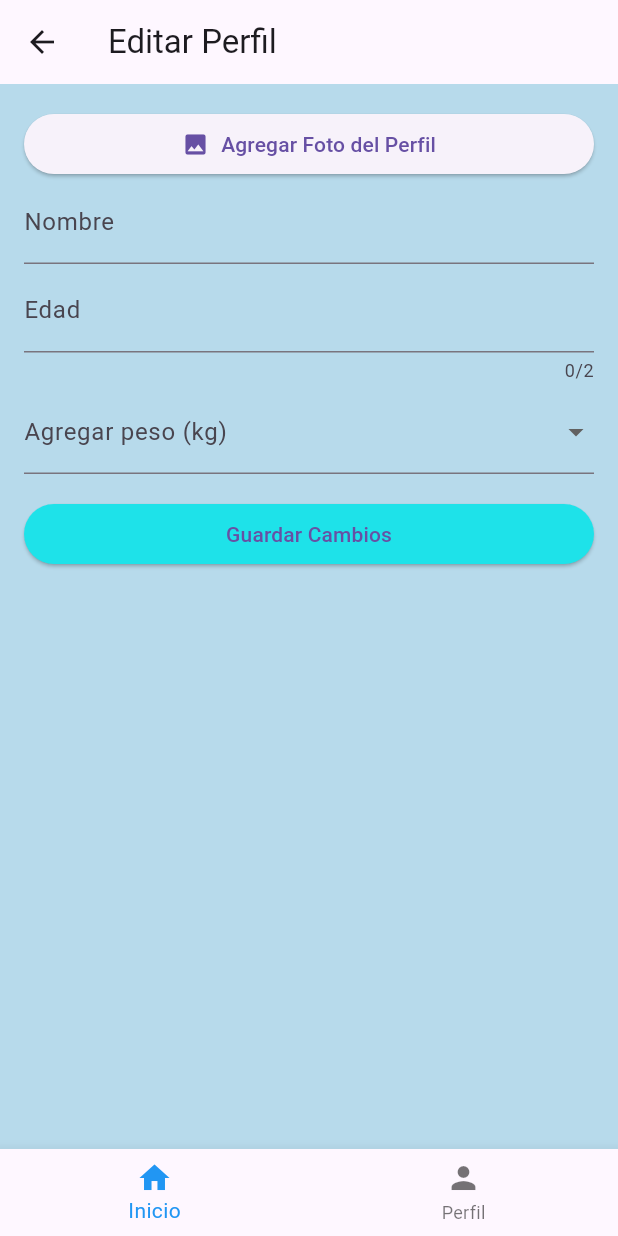
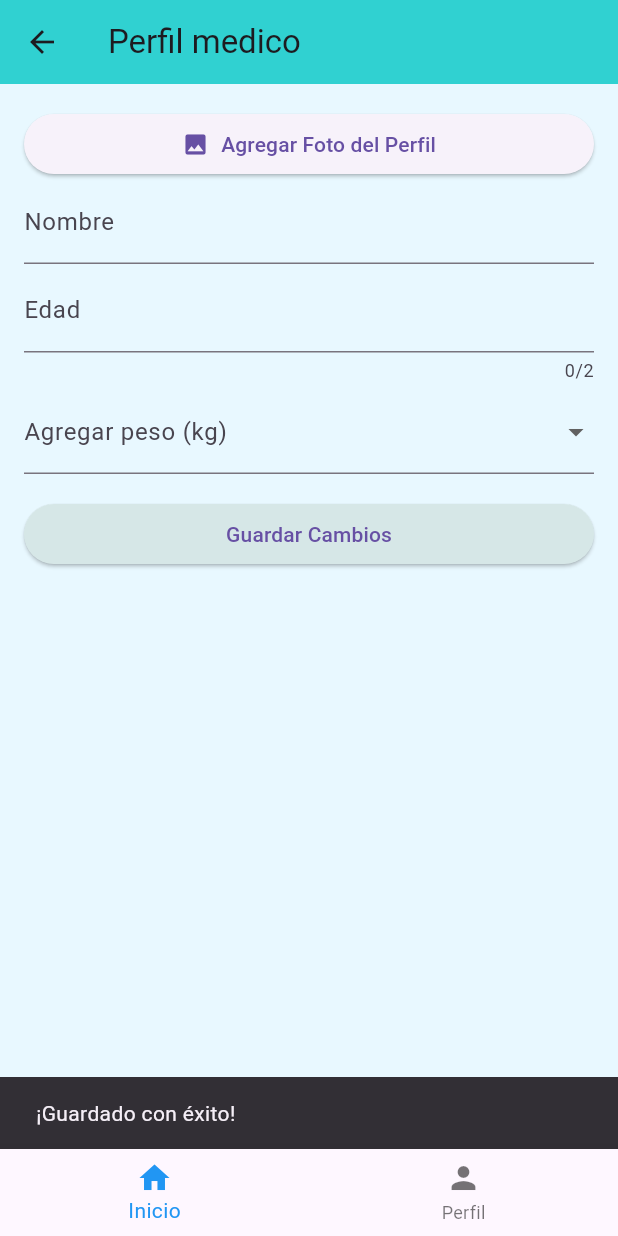
Before and after one commit to DayaCornelio/salud-eficiente, a Flutter app: the screen it shows after launch, item 2 of the bottom bar chosen, after a tap on "Guardar Cambios", on a phone screen of 412 x 824 dp. Run offline on Flutter 3.47's test engine with Material 3 defaults, Android fonts, the phone set to English and light mode, and no system bars; our stand-ins replace firebase_core; accounts and stored records are empty.

Commit message:
cambios8

```diff
--- a/lib/screen/Dermatologia.dart
+++ b/lib/screen/Dermatologia.dart
@@ -8,6 +8,7 @@ class Dermatologia extends StatelessWidget {
     return Scaffold(
       appBar: AppBar(
         title: const Text('Dermatología'),
+        backgroundColor: Color.fromARGB(255, 189, 190, 190),
       ),
       body: ListView.builder(
         itemCount: profiles.length,
@@ -193,6 +194,7 @@ class _ProfileDetailsState extends State<ProfileDetails> {
     return Scaffold(
       appBar: AppBar(
         title: Text(widget.profile['name']!),
+        backgroundColor: Color.fromARGB(255, 197, 61, 152),
       ),
       body: SingleChildScrollView(
         padding: const EdgeInsets.all(16.0),
--- a/lib/screen/Medico.dart
+++ b/lib/screen/Medico.dart
@@ -8,6 +8,7 @@ class Medico extends StatelessWidget {
     return Scaffold(
       appBar: AppBar(
         title: const Text('Medico'),
+        backgroundColor: Color.fromARGB(255, 189, 190, 190),
       ),
       body: ListView.builder(
         itemCount: profiles.length,
@@ -193,6 +194,7 @@ class _ProfileDetailsState extends State<ProfileDetails> {
     return Scaffold(
       appBar: AppBar(
         title: Text(widget.profile['name']!),
+        backgroundColor: Color.fromARGB(255, 197, 61, 152),
       ),
       body: SingleChildScrollView(
         padding: const EdgeInsets.all(16.0),
--- a/lib/screen/Odontologia.dart
+++ b/lib/screen/Odontologia.dart
@@ -8,6 +8,7 @@ class Odontologia extends StatelessWidget {
     return Scaffold(
       appBar: AppBar(
         title: const Text('Odontologia'),
+        backgroundColor: Color.fromARGB(255, 189, 190, 190),
       ),
       body: ListView.builder(
         itemCount: profiles.length,
@@ -193,6 +194,7 @@ class _ProfileDetailsState extends State<ProfileDetails> {
     return Scaffold(
       appBar: AppBar(
         title: Text(widget.profile['name']!),
+        backgroundColor: Color.fromARGB(255, 197, 61, 152),
       ),
       body: SingleChildScrollView(
         padding: const EdgeInsets.all(16.0),
--- a/lib/screen/home_page.dart
+++ b/lib/screen/home_page.dart
@@ -11,6 +11,7 @@ class HomePage extends StatelessWidget {
     return Scaffold(
       appBar: AppBar(
         title: const Text('Salud Eficiente'),
+        backgroundColor: Color.fromARGB(255, 120, 188, 224),
         actions: [
           IconButton(
             onPressed: () {
@@ -23,6 +24,7 @@ class HomePage extends StatelessWidget {
           ),
         ],
       ),
+      backgroundColor: Color.fromARGB(255, 217, 231, 240),
       body: Container(
         margin: const EdgeInsets.all(16.0),
         child: Column(
@@ -70,7 +72,7 @@ class HomePage extends StatelessWidget {
             label: 'Perfil',
           ),
         ],
-        selectedItemColor: Colors.blue,
+        selectedItemColor: Color.fromARGB(255, 157, 203, 238),
         onTap: (int index) {
           if (index == 0) {
             // Navegar a la página de inicio si se presiona "Inicio"
--- a/lib/screen/login_page.dart
+++ b/lib/screen/login_page.dart
@@ -8,6 +8,7 @@ class LoginPage extends StatelessWidget {
     return Scaffold(
       appBar: AppBar(
         title: const Text('Login'),
+        backgroundColor: Color.fromARGB(255, 197, 61, 152),
       ),
       body: Container(
         margin: const EdgeInsets.all(16.0),
--- a/lib/screen/pagina_perfil.dart
+++ b/lib/screen/pagina_perfil.dart
@@ -8,10 +8,10 @@ class ProfilePage extends StatelessWidget {
   Widget build(BuildContext context) {
     return Scaffold(
       appBar: AppBar(
-        title: const Text('Editar Perfil'),
+        backgroundColor: const Color.fromARGB(255, 48, 209, 209),
+        title: const Text('Perfil medico'),
       ),
-      backgroundColor:
-          Color.fromARGB(255, 183, 218, 235), // Color de fondo beige
+      backgroundColor: const Color.fromARGB(255, 232, 248, 255),
       body: Padding(
         padding: const EdgeInsets.all(16.0),
         child: Column(
@@ -70,11 +70,16 @@ class ProfilePage extends StatelessWidget {
             const SizedBox(height: 16.0),
             ElevatedButton(
               onPressed: () {
-                // Add functionality to save changes
+                // Muestra una notificación cuando se presiona el botón "Guardar Cambios"
+                ScaffoldMessenger.of(context).showSnackBar(
+                  const SnackBar(
+                    content: Text('¡Guardado con éxito!'),
+                  ),
+                );
               },
               style: ElevatedButton.styleFrom(
                 backgroundColor: const Color.fromARGB(
-                    255, 30, 226, 233), // Color de fondo rosa
+                    255, 214, 231, 231), // Color de fondo rosa
               ),
               child: const Text('Guardar Cambios'),
             ),
```
Also changed, not shown: lib/screen/register.dart (+18 -8 lines).
